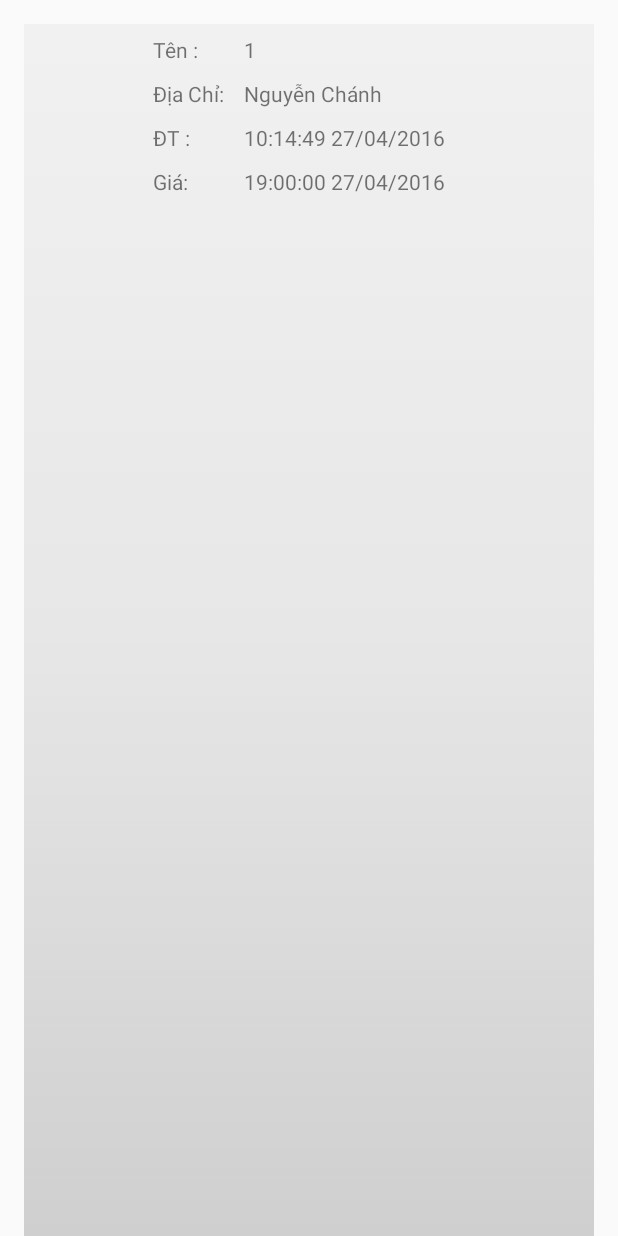
After one commit to pdkproitf/online-socker, an Android app: the layout field_item.xml on its own in the app's theme, with its tools: preview values and no code run, on a phone screen of 412 x 824 dp. The commit adds this screen. Run offline under Robolectric (Android 15) with nearby library versions, the phone set to English and light mode, and no system bars.

Commit message:
load_field

```diff
--- a/OnlineSoccer/app/src/main/java/com/example/pc/onlinesoccer/MainScreen/Match/MatchAdapter.java
+++ b/OnlineSoccer/app/src/main/java/com/example/pc/onlinesoccer/MainScreen/Match/MatchAdapter.java
@@ -1,6 +1,7 @@
 package com.example.pc.onlinesoccer.MainScreen.Match;
 
 import android.content.Context;
+import android.util.Log;
 import android.view.LayoutInflater;
 import android.view.View;
 import android.view.ViewGroup;
@@ -67,6 +68,7 @@ public class MatchAdapter extends ArrayAdapter {
         TextView tvEndTime = (TextView) convertView.findViewById(R.id.tvEndTime);
         TextView tvStatus = (TextView) convertView.findViewById(R.id.tvMatch_status);
 
+
         Matchs match = this.arrMatch.get(position);
 
 
--- a/OnlineSoccer/app/src/main/java/com/example/pc/onlinesoccer/MainScreen/TabFragment.java
+++ b/OnlineSoccer/app/src/main/java/com/example/pc/onlinesoccer/MainScreen/TabFragment.java
@@ -14,6 +14,7 @@ import android.view.LayoutInflater;
 import android.view.View;
 import android.view.ViewGroup;
 
+import com.example.pc.onlinesoccer.MainScreen.Field.SecondFragment;
 import com.example.pc.onlinesoccer.MainScreen.Match.FirstFragment;
 import com.example.pc.onlinesoccer.R;
 
--- /dev/null
+++ b/OnlineSoccer/app/src/main/res/drawable/item_state_pressed.xml
@@ -0,0 +1,11 @@
+<?xml version="1.0" encoding="utf-8"?>
+<shape xmlns:android="http://schemas.android.com/apk/res/android"
+    android:shape="rectangle">
+
+    <gradient
+        android:startColor="#18d7e5"
+        android:centerColor="#16cedb"
+        android:endColor="#09adb9"
+        android:angle="270" />
+
+</shape>
--- /dev/null
+++ b/OnlineSoccer/app/src/main/res/drawable/item_state_selected.xml
@@ -0,0 +1,11 @@
+<?xml version="1.0" encoding="utf-8"?>
+<shape xmlns:android="http://schemas.android.com/apk/res/android"
+    android:shape="rectangle">
+
+    <gradient
+        android:startColor="#18d7e5"
+        android:centerColor="#16cedb"
+        android:endColor="#09adb9"
+        android:angle="270" />
+
+</shape>
--- /dev/null
+++ b/OnlineSoccer/app/src/main/res/drawable/list_item_normal.xml
@@ -0,0 +1,11 @@
+<?xml version="1.0" encoding="utf-8"?>
+<shape xmlns:android="http://schemas.android.com/apk/res/android"
+    android:shape="rectangle">
+
+    <gradient
+        android:startColor="#f1f1f2"
+        android:centerColor="#e7e7e8"
+        android:endColor="#cfcfcf"
+        android:angle="270" />
+
+</shape>
--- /dev/null
+++ b/OnlineSoccer/app/src/main/res/drawable/list_selector.xml
@@ -0,0 +1,15 @@
+<?xml version="1.0" encoding="utf-8"?>
+<selector xmlns:android="http://schemas.android.com/apk/res/android">
+    <item
+        android:state_selected="false"
+        android:state_pressed="false"
+        android:drawable="@drawable/list_item_normal" />
+
+    <item android:state_pressed="true"
+        android:drawable="@drawable/item_state_pressed" />
+
+    <item android:state_selected="true"
+        android:state_pressed="false"
+        android:drawable="@drawable/item_state_selected" />
+
+</selector>
--- /dev/null
+++ b/OnlineSoccer/app/src/main/res/layout/field_item.xml
@@ -0,0 +1,90 @@
+<?xml version="1.0" encoding="utf-8"?>
+<LinearLayout xmlns:android="http://schemas.android.com/apk/res/android"
+    android:layout_width="fill_parent"
+    android:layout_height="match_parent"
+    android:layout_marginTop="16dp"
+    android:layout_marginLeft="16dp"
+    android:layout_marginRight="16dp"
+    android:background="@drawable/list_selector"
+    android:orientation="horizontal"
+    android:weightSum="1">
+
+    <LinearLayout
+        android:layout_width="wrap_content"
+        android:layout_height="wrap_content">
+
+        <ImageView
+            android:layout_width="76dp"
+            android:layout_height="140dp"
+            android:layout_marginRight="10dp"
+            android:id="@+id/imgField" />
+
+        <LinearLayout
+            android:orientation="vertical"
+            android:layout_width="wrap_content"
+            android:layout_height="140dp">
+
+            <TextView
+                android:layout_width="wrap_content"
+                android:layout_height="wrap_content"
+                android:text="Tên : "
+                android:layout_marginTop="7dp" />
+
+            <TextView
+                android:layout_width="wrap_content"
+                android:layout_height="wrap_content"
+                android:text="Địa Chỉ: "
+                android:layout_marginTop="10dp" />
+
+            <TextView
+                android:layout_width="wrap_content"
+                android:layout_height="wrap_content"
+                android:text="ĐT : "
+                android:layout_marginTop="10dp" />
+
+            <TextView
+                android:layout_width="wrap_content"
+                android:layout_height="wrap_content"
+                android:text="Giá: "
+                android:layout_marginTop="10dp" />
+        </LinearLayout>
+    </LinearLayout>
+
+    <LinearLayout
+        android:orientation="vertical"
+        android:layout_marginLeft="10dp"
+        android:layout_width="fill_parent"
+        android:layout_height="140dp">
+
+        <TextView
+            android:layout_width="wrap_content"
+            android:layout_height="wrap_content"
+            android:text="1"
+            android:layout_marginTop="7dp"
+            android:id="@+id/tvField_name" />
+
+        <TextView
+            android:layout_width="wrap_content"
+            android:layout_height="wrap_content"
+            android:text="Nguyễn Chánh"
+            android:layout_marginTop="10dp"
+            android:id="@+id/tvField_address" />
+
+        <TextView
+            android:layout_width="wrap_content"
+            android:layout_height="wrap_content"
+            android:text="10:14:49 27/04/2016"
+            android:layout_marginTop="10dp"
+            android:id="@+id/tvField_phone" />
+
+        <TextView
+            android:layout_width="wrap_content"
+            android:layout_height="wrap_content"
+            android:text="19:00:00 27/04/2016"
+            android:layout_marginTop="10dp"
+            android:id="@+id/tvField_price" />
+
+    </LinearLayout>
+
+
+</LinearLayout>
```
Also changed, not shown: OnlineSoccer/app/src/main/java/com/example/pc/onlinesoccer/MainScreen/Field/FieldAdapter.java (added, +94 -0 lines), OnlineSoccer/app/src/main/java/com/example/pc/onlinesoccer/MainScreen/Field/Fields.java (+47 -32 lines), OnlineSoccer/app/src/main/java/com/example/pc/onlinesoccer/MainScreen/Field/SecondFragment.java (added, +113 -0 lines), OnlineSoccer/app/src/main/java/com/example/pc/onlinesoccer/MainScreen/SecondFragment.java (deleted, +0 -21 lines), OnlineSoccer/app/src/main/res/layout/second_layout.xml (+5 -10 lines), OnlineSoccer/app/src/main/res/drawable/canada.png (added), OnlineSoccer/app/src/main/res/drawable/gb.png (added), OnlineSoccer/app/src/main/res/drawable/south_korea.png (added), OnlineSoccer/app/src/main/res/drawable/sweden.png (added), OnlineSoccer/app/src/main/res/drawable/usa.png (added), OnlineSoccer/app/src/main/res/drawable/vietnam.png (added).
